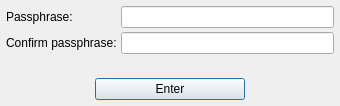
The window that src/ui/ui_hw_pass_dlg.ui (Bertrand256/dash-masternode-tool) describes before a commit, drawn with Qt 5.
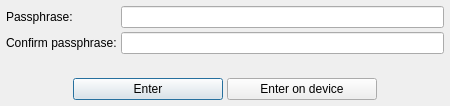
The same window after the commit.

Commit message: Adapting to v0.12 of Trezor python library. Allowing user switching to the device when entering passphrase for Trezor T.

Patch:
```diff
--- a/src/ui/ui_hw_pass_dlg.ui
+++ b/src/ui/ui_hw_pass_dlg.ui
@@ -6,7 +6,7 @@
    <rect>
     <x>0</x>
     <y>0</y>
-    <width>340</width>
+    <width>450</width>
     <height>106</height>
    </rect>
   </property>
@@ -118,6 +118,9 @@
    </item>
    <item>
     <layout class="QHBoxLayout" name="horizontalLayout">
+     <property name="spacing">
+      <number>4</number>
+     </property>
      <item>
       <spacer name="horizontalSpacer">
        <property name="orientation">
@@ -159,6 +162,19 @@
        </property>
       </widget>
      </item>
+     <item>
+      <widget class="QPushButton" name="btnEnterOnDevice">
+       <property name="minimumSize">
+        <size>
+         <width>150</width>
+         <height>0</height>
+        </size>
+       </property>
+       <property name="text">
+        <string>Enter on device</string>
+       </property>
+      </widget>
+     </item>
      <item>
       <spacer name="horizontalSpacer_2">
        <property name="orientation">
```
The commit also changes 5 other files.
